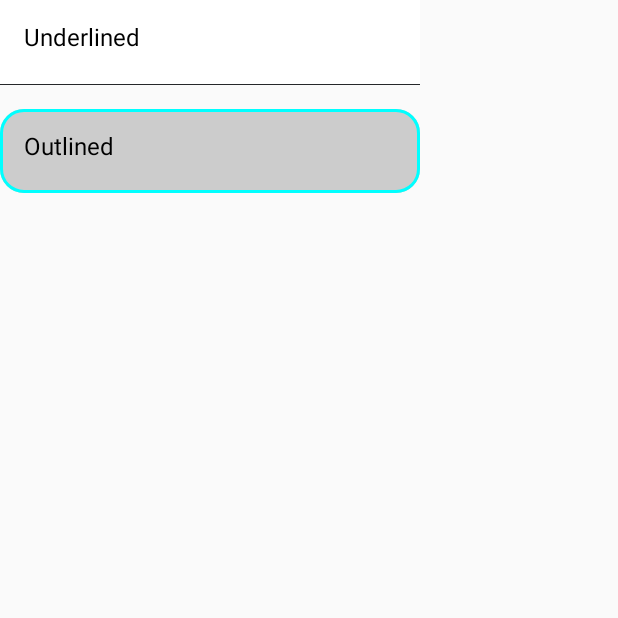
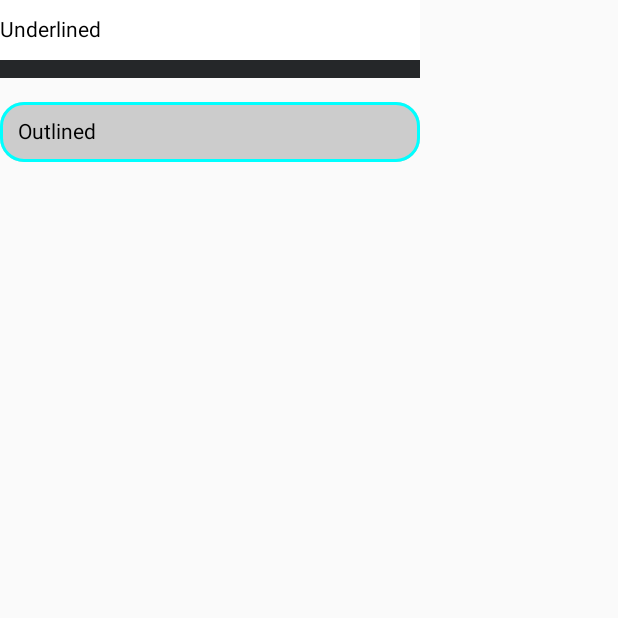
Before and after one commit to dfyz8-g/core.android, an Android app built with Jetpack Compose: the screen it shows after launch (MainActivity), on a phone screen of 412 x 824 dp, the top half of it. Run offline under Robolectric (Android 15) with nearby library versions, the phone set to English and light mode, and no system bars.

Commit message:
Use BasicTextFields to customize some properties

```diff
--- a/components/src/main/java/com/funnow/core/ui/text/InputField.kt
+++ b/components/src/main/java/com/funnow/core/ui/text/InputField.kt
@@ -2,12 +2,15 @@ package com.funnow.core.ui.text
 
 import androidx.compose.foundation.background
 import androidx.compose.foundation.border
+import androidx.compose.foundation.interaction.MutableInteractionSource
 import androidx.compose.foundation.layout.*
 import androidx.compose.foundation.shape.RoundedCornerShape
+import androidx.compose.foundation.text.BasicTextField
+import androidx.compose.material.ExperimentalMaterialApi
 import androidx.compose.material.LocalContentColor
 import androidx.compose.material.MaterialTheme
-import androidx.compose.material.TextField
 import androidx.compose.material.TextFieldDefaults
+import androidx.compose.material.TextFieldDefaults.indicatorLine
 import androidx.compose.runtime.Composable
 import androidx.compose.runtime.mutableStateOf
 import androidx.compose.runtime.remember
@@ -17,7 +20,9 @@ import androidx.compose.ui.focus.focusRequester
 import androidx.compose.ui.focus.onFocusChanged
 import androidx.compose.ui.graphics.Color
 import androidx.compose.ui.graphics.RectangleShape
+import androidx.compose.ui.graphics.SolidColor
 import androidx.compose.ui.text.input.TextFieldValue
+import androidx.compose.ui.text.input.VisualTransformation
 import androidx.compose.ui.unit.Dp
 import androidx.compose.ui.unit.dp
 
@@ -34,11 +39,14 @@ sealed interface Container {
     ) : Container
 }
 
+@OptIn(ExperimentalMaterialApi::class)
 @Composable
 fun InputField(
     value: String,
     onValueChanged: (String) -> Unit,
     modifier: Modifier = Modifier,
+    enabled: Boolean = true,
+    singleLine: Boolean = true,
     container: Container,
     textColor: Color = LocalContentColor.current,
     backgroundColor: Color = MaterialTheme.colors.background,
@@ -49,8 +57,22 @@ fun InputField(
     val corner =
         if (container is Container.Outlined) RoundedCornerShape(container.corner) else RectangleShape
     val hasFocus = remember { mutableStateOf(false) }
+    val interactionSource: MutableInteractionSource = remember { MutableInteractionSource() }
 
     val focusRequester = FocusRequester()
+    val colors = TextFieldDefaults.textFieldColors(
+        backgroundColor = Color.Transparent,
+        textColor = textColor,
+        cursorColor = activatedColor,
+//                errorCursorColor = errorColor ?: MaterialTheme.colors.error,
+        unfocusedIndicatorColor = Color.Transparent,
+        focusedIndicatorColor = Color.Transparent,
+        errorIndicatorColor = Color.Transparent
+    )
+    val textFieldShape = TextFieldDefaults.TextFieldShape
+
+    // TODO: Determine from error text
+    val isError = false
 
     Box(
         modifier = (if (container is Container.Outlined) Modifier.border(
@@ -66,26 +88,43 @@ fun InputField(
     ) {
         // Modifier.width(IntrinsicSize.Min) makes Spacer fillMaxWidth() to fill the width of TextField.
         Column(Modifier.width(IntrinsicSize.Min)) {
-            TextField(
+            BasicTextField(
                 value = text.value,
                 onValueChange = {
                     text.value = it
                     onValueChanged(it.text)
                 },
-                colors = TextFieldDefaults.textFieldColors(
-                    backgroundColor = Color.Transparent,
-                    textColor = textColor,
-                    cursorColor = activatedColor,
-//                errorCursorColor = errorColor ?: MaterialTheme.colors.error,
-                    unfocusedIndicatorColor = Color.Transparent,
-                    focusedIndicatorColor = Color.Transparent,
-                    errorIndicatorColor = Color.Transparent
-                ),
+                modifier
+                    .background(Color.Transparent, textFieldShape)
+                    .indicatorLine(enabled, isError, interactionSource, colors)
+                    .defaultMinSize(
+                        minWidth = TextFieldDefaults.MinWidth,
+                        minHeight = 40.dp
+                    ),
+                cursorBrush = SolidColor(colors.cursorColor(isError).value),
+                singleLine = singleLine,
+                decorationBox = @Composable { innerTextField ->
+                    // places leading icon, text field with label and placeholder, trailing icon
+                    TextFieldDefaults.TextFieldDecorationBox(
+                        value = text.value.text,
+                        visualTransformation = VisualTransformation.None,
+                        innerTextField = innerTextField,
+                        singleLine = singleLine,
+                        enabled = enabled,
+                        interactionSource = interactionSource,
+                        colors = colors,
+                        contentPadding = PaddingValues(
+                            horizontal =
+                            if (container is Container.Outlined) 12.dp else 0.dp,
+                            vertical = 8.dp
+                        )
+                    )
+                }
             )
             if (container is Container.Underlined) Spacer(
                 modifier = Modifier
                     .fillMaxWidth()
-                    .height(if (hasFocus.value) 1.dp else 0.5.dp)
+                    .height(container.strokeWidth)
                     .background(color = if (hasFocus.value) activatedColor else defaultColor)
             )
         }
```
